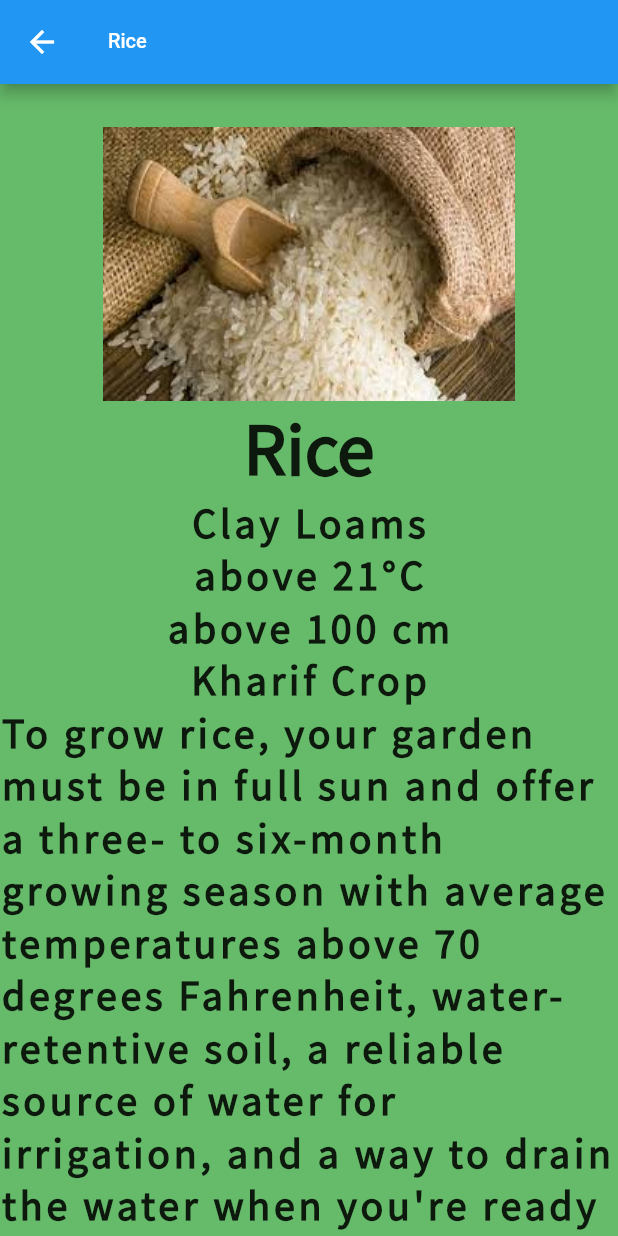
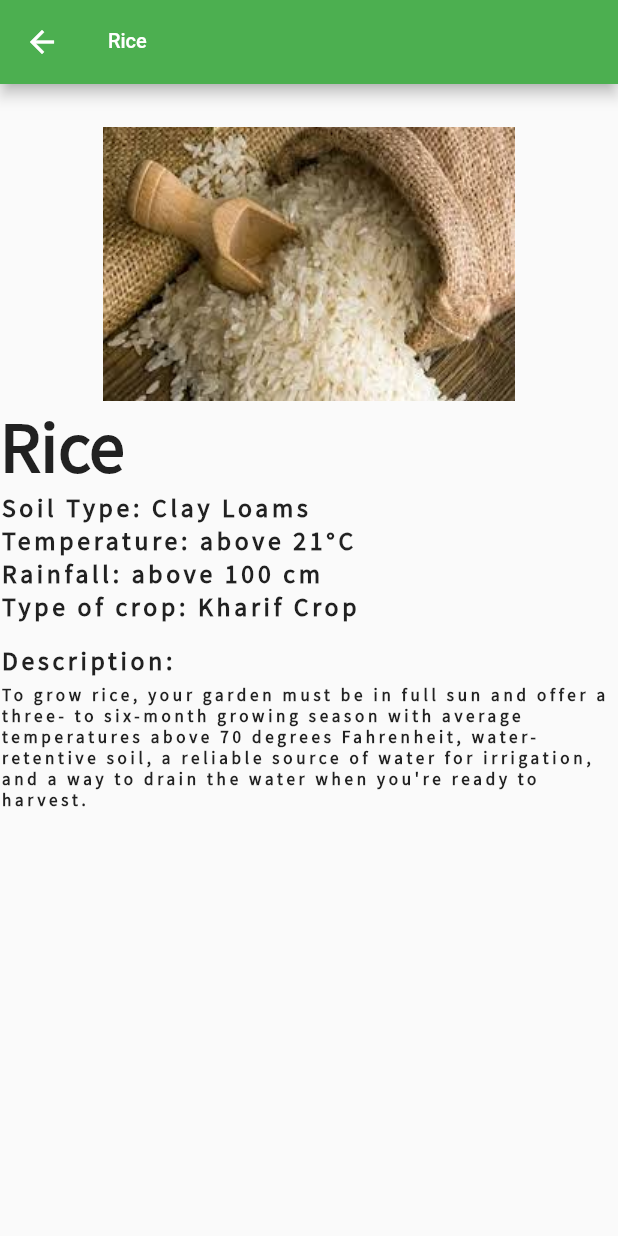
Before and after one commit to Crazzygamerr/AgriGrow, a Flutter app: the CropList screen opened directly, after a tap on "Rice", on a phone screen of 412 x 824 dp. Run offline on Flutter 3.47's test engine with Material 2 defaults, Android fonts, the phone set to English and light mode, and no system bars; our stand-ins replace cloud_firestore, firebase_auth, firebase_core, flutter_screenutil, fluttertoast, shared_preferences; accounts and stored records are empty.

Commit message:
Design changes

```diff
--- a/lib/Chat.dart
+++ b/lib/Chat.dart
@@ -81,6 +81,13 @@ class _ChatState extends State<Chat> {
                         Navigator.pop(context);
                     },
                     child: Icon(Icons.arrow_back_outlined),
+                ),
+                title: Text(
+                        ref.path.split("/")[isExpert?3:1],
+                    style: TextStyle(
+                        fontSize: ScreenUtil().setSp(18),
+                        color: Colors.white,
+                    ),
                 ),
             ),
             body: SafeArea(
--- a/lib/CropList.dart
+++ b/lib/CropList.dart
@@ -14,6 +14,7 @@ class _CropListState extends State<CropList> {
     Widget build(BuildContext context) {
         return Scaffold(
             appBar: AppBar(
+                backgroundColor: Colors.green,
                 title: Text(
                     "List of crops",
                     style: TextStyle(
--- a/lib/cropscreen.dart
+++ b/lib/cropscreen.dart
@@ -19,8 +19,9 @@ class _CropScreenState extends State<CropScreen> {
     @override
     Widget build(BuildContext context) {
         return Scaffold(
-            backgroundColor: Colors.green.shade400,
+            //backgroundColor: Colors.green.shade400,
             appBar: AppBar(
+                backgroundColor: Colors.green,
                 title: Text(
                     map["Name"].toString(),
                     style: TextStyle(
@@ -32,6 +33,7 @@ class _CropScreenState extends State<CropScreen> {
                 child: SingleChildScrollView(
                     child: Column(
                         mainAxisAlignment: MainAxisAlignment.center,
+                        crossAxisAlignment: CrossAxisAlignment.start,
                         children: <Widget>[
                             SizedBox(
                                 height: ScreenUtil().setHeight(30),
@@ -54,66 +56,79 @@ class _CropScreenState extends State<CropScreen> {
                                 map["Name"],
                                 style: TextStyle(
                                     fontFamily: 'Source Sans Pro',
-                                    fontSize: 50.0,
+                                    fontSize: ScreenUtil().setSp(50),
                                     //color: Colors.white,
                                     fontWeight: FontWeight.bold,
                                 ),
                             ),
                             Text(
-                                map["Soil"],
+                                "Soil Type: " + map["Soil"],
                                 style: TextStyle(
                                     fontFamily: 'Source Sans Pro',
                                     //color: Colors.teal.shade100,
-                                    fontSize: 28.0,
+                                    fontSize: ScreenUtil().setSp(18),
                                     letterSpacing: 2.5,
                                     fontWeight: FontWeight.bold,
                                 ),
                             ),
                             Text(
-
-                                map["Temperature"],
+                                "Temperature: " + map["Temperature"],
                                 style: TextStyle(
                                     fontFamily: 'Source Sans Pro',
                                     //color: Colors.teal.shade100,
-                                    fontSize: 28.0,
+                                    fontSize: ScreenUtil().setSp(18),
                                     letterSpacing: 2.5,
                                     fontWeight: FontWeight.bold,
                                 ),
                             ),
                             Text(
-
-                                map["Rainfall"],
+                                "Rainfall: " + map["Rainfall"],
                                 style: TextStyle(
                                     fontFamily: 'Source Sans Pro',
                                     //color: Colors.teal.shade100,
-                                    fontSize: 28.0,
+                                    fontSize: ScreenUtil().setSp(18),
                                     letterSpacing: 2.5,
                                     fontWeight: FontWeight.bold,
                                 ),
                             ),
                             Text(
-
-                                map["Typeofcrop"],
+                                "Type of crop: " + map["Typeofcrop"],
                                 style: TextStyle(
                                     fontFamily: 'Source Sans Pro',
                                     //color: Colors.teal.shade100,
-                                    fontSize: 28.0,
+                                    fontSize: ScreenUtil().setSp(18),
                                     letterSpacing: 2.5,
                                     fontWeight: FontWeight.bold,
                                 ),
                             ),
+                            Container(
+                                padding: EdgeInsets.fromLTRB(
+                                    ScreenUtil().setWidth(0),
+                                    ScreenUtil().setHeight(15),
+                                    ScreenUtil().setWidth(0),
+                                    ScreenUtil().setHeight(5),
+                                ),
+                                child: Text(
+                                    "Description: ",
+                                    style: TextStyle(
+                                        fontFamily: 'Source Sans Pro',
+                                        //color: Colors.teal.shade100,
+                                        fontSize: ScreenUtil().setSp(18),
+                                        letterSpacing: 2.5,
+                                        fontWeight: FontWeight.bold,
+                                    ),
+                                ),
+                            ),
                             Text(
-
                                 map["Description"],
                                 style: TextStyle(
                                     fontFamily: 'Source Sans Pro',
                                     //color: Colors.teal.shade100,
-                                    fontSize: 28.0,
+                                    fontSize: ScreenUtil().setSp(12),
                                     letterSpacing: 2.5,
                                     fontWeight: FontWeight.bold,
                                 ),
                             ),
-
 
                         ],
                     ),
```
